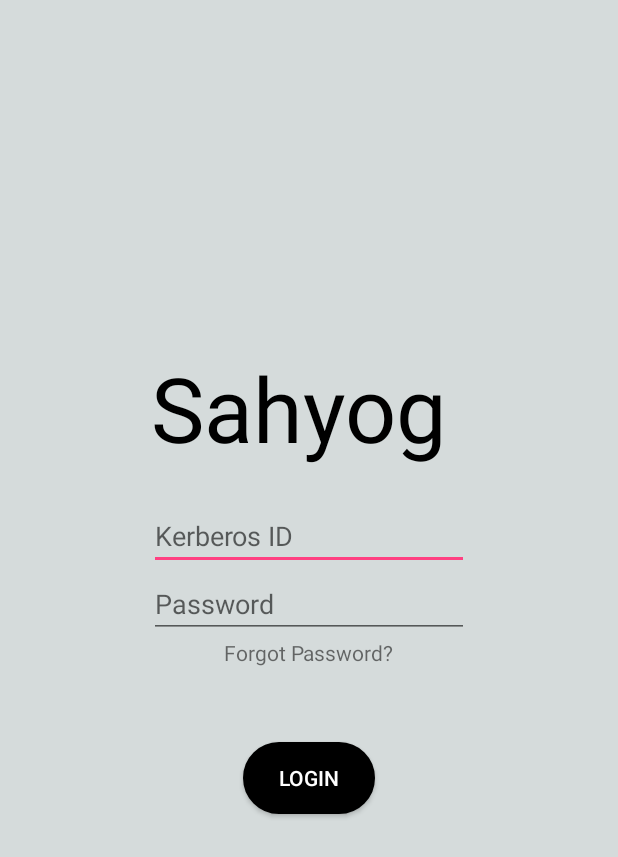
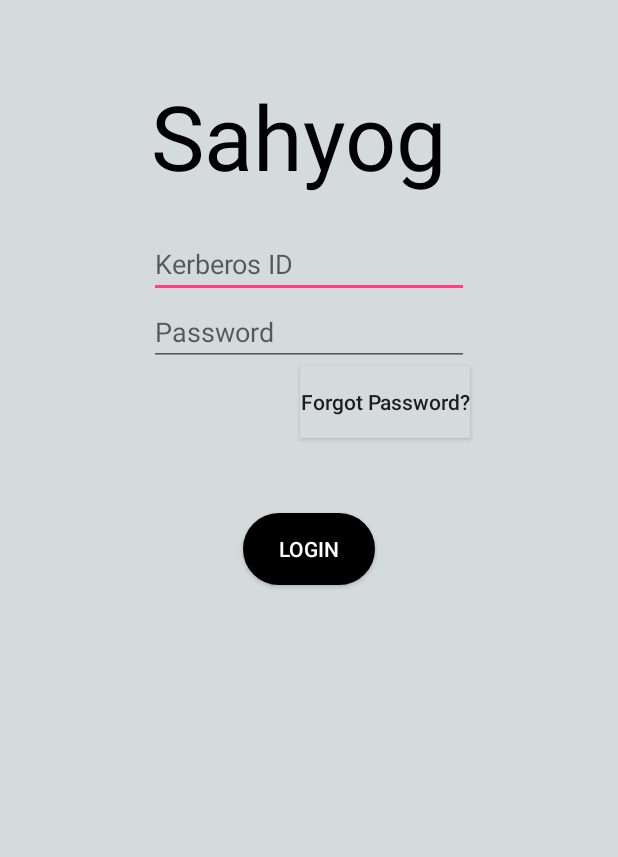
Before and after one commit to mnka1497/SahyogApp, an Android app: the layout content_main_activity_sign_in.xml on its own in the app's theme, with its tools: preview values and no code run, on a phone screen of 412 x 824 dp. Shown: the top 857 px of the screen. Run offline under Robolectric (Android 15) with nearby library versions, the phone set to English and light mode, and no system bars.

Commit message:
layout id

```diff
--- a/app/src/main/res/layout/content_main_activity_sign_in.xml
+++ b/app/src/main/res/layout/content_main_activity_sign_in.xml
@@ -8,57 +8,67 @@
     tools:context=".MainActivitySignIn"
     tools:showIn="@layout/activity_main_sign_in">
 
-    <LinearLayout xmlns:android="http://schemas.android.com/apk/res/android"
+<RelativeLayout xmlns:android="http://schemas.android.com/apk/res/android"
     xmlns:tools="http://schemas.android.com/tools"
     android:layout_width="match_parent"
     android:layout_height="match_parent"
     android:background="#D5DBDB"
-        android:gravity="center"
-        android:orientation="vertical">
+    android:id="@+id/login_background">
 
 
     <TextView
-            android:id="@+id/textView"
+    android:id="@+id/title"
     android:layout_width="210dp"
     android:layout_height="103dp"
     android:text="Sahyog"
+    android:layout_centerHorizontal="true"
+    android:layout_marginTop="50dp"
     android:textColor="@android:color/black"
     android:textSize="60sp" />
 
     <EditText
-            android:id="@+id/editText"
+    android:id="@+id/userID"
     android:layout_width="wrap_content"
     android:layout_height="wrap_content"
     android:ems="10"
     android:hint="Kerberos ID"
+    android:layout_centerHorizontal="true"
+    android:layout_below="@+id/title"
     android:inputType="textPersonName"
     android:selectAllOnFocus="false"
     android:singleLine="false" />
 
     <EditText
-            android:id="@+id/editText4"
+    android:id="@+id/password"
     android:layout_width="wrap_content"
     android:layout_height="wrap_content"
     android:ems="10"
     android:hint="Password"
+    android:layout_centerHorizontal="true"
+    android:layout_below="@+id/userID"
     android:inputType="textPassword" />
 
-        <TextView
-            android:id="@+id/textView2"
+    <Button
+    android:id="@+id/forgotBtn"
     android:layout_width="wrap_content"
     android:layout_height="wrap_content"
+    android:background="#D5DBDB"
+    android:textAllCaps="false"
+    android:layout_marginLeft="200dp"
+    android:layout_below="@+id/password"
     android:text="Forgot Password?" />
 
     <Button
-            android:id="@+id/button2"
+    android:id="@+id/loginBtn"
     android:layout_width="wrap_content"
     android:layout_height="wrap_content"
     android:layout_margin="50dp"
     android:background="@drawable/login"
+    android:layout_centerHorizontal="true"
+    android:layout_below="@+id/forgotBtn"
     android:text="LOGIN"
     android:textColor="@android:color/white" />
 
-    </LinearLayout>
-
+</RelativeLayout>
 
 </android.support.constraint.ConstraintLayout>
```
Lines whose indentation alone changed are shown as unchanged.
